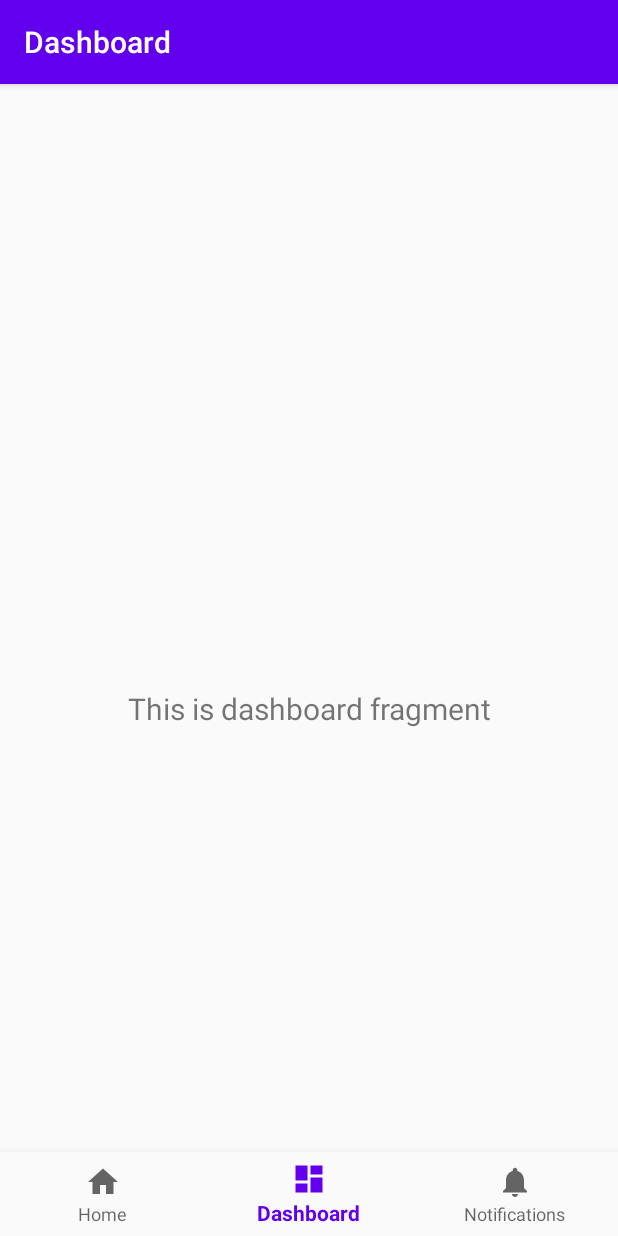
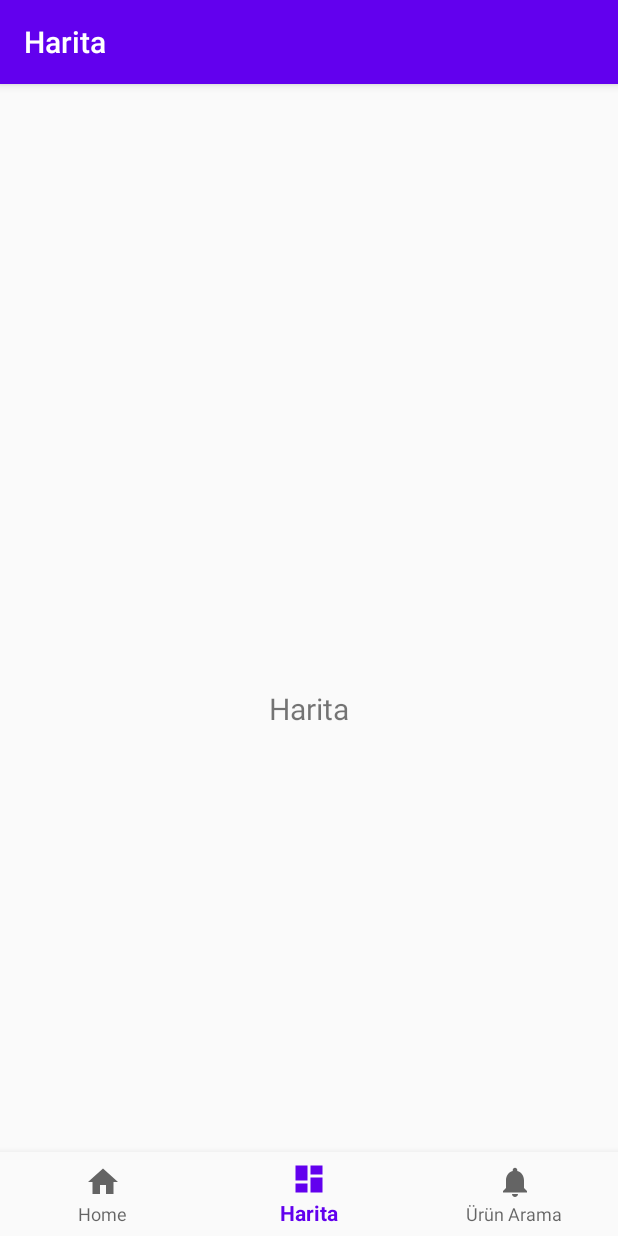
Before and after one commit to mbdemirkan/marna, an Android app: the MapFragment screen opened through its navigation route, item 2 of the bottom bar chosen, on a phone screen of 412 x 824 dp. Run offline under Robolectric (Android 15) with nearby library versions, the phone set to English and light mode, and no system bars; our stand-ins replace navigation-ui.

Commit message:
change default

```diff
--- a/app/src/main/java/com/softtech/marna/MainActivity.java
+++ b/app/src/main/java/com/softtech/marna/MainActivity.java
@@ -20,7 +20,7 @@ public class MainActivity extends AppCompatActivity {
         // Passing each menu ID as a set of Ids because each
         // menu should be considered as top level destinations.
         AppBarConfiguration appBarConfiguration = new AppBarConfiguration.Builder(
-                R.id.navigation_home, R.id.navigation_dashboard, R.id.navigation_notifications)
+                R.id.navigation_home, R.id.navigation_map, R.id.navigation_search)
                 .build();
         NavController navController = Navigation.findNavController(this, R.id.nav_host_fragment);
         NavigationUI.setupActionBarWithNavController(this, navController, appBarConfiguration);
--- a/app/src/main/java/com/softtech/marna/ui/notifications/NotificationsFragment.java
+++ b/app/src/main/java/com/softtech/marna/ui/map/MapFragment.java
@@ -1,4 +1,4 @@
-package com.softtech.marna.ui.notifications;
+package com.softtech.marna.ui.map;
 
 import android.os.Bundle;
 import android.view.LayoutInflater;
@@ -14,17 +14,17 @@ import androidx.lifecycle.ViewModelProviders;
 
 import com.softtech.marna.R;
 
-public class NotificationsFragment extends Fragment {
+public class MapFragment extends Fragment {
 
-    private NotificationsViewModel notificationsViewModel;
+    private MapViewModel mapViewModel;
 
     public View onCreateView(@NonNull LayoutInflater inflater,
                              ViewGroup container, Bundle savedInstanceState) {
-        notificationsViewModel =
-                ViewModelProviders.of(this).get(NotificationsViewModel.class);
-        View root = inflater.inflate(R.layout.fragment_notifications, container, false);
-        final TextView textView = root.findViewById(R.id.text_notifications);
-        notificationsViewModel.getText().observe(getViewLifecycleOwner(), new Observer<String>() {
+        mapViewModel =
+                ViewModelProviders.of(this).get(MapViewModel.class);
+        View root = inflater.inflate(R.layout.fragment_map, container, false);
+        final TextView textView = root.findViewById(R.id.text_map);
+        mapViewModel.getText().observe(getViewLifecycleOwner(), new Observer<String>() {
             @Override
             public void onChanged(@Nullable String s) {
                 textView.setText(s);
--- a/app/src/main/java/com/softtech/marna/ui/notifications/NotificationsViewModel.java
+++ b/app/src/main/java/com/softtech/marna/ui/map/MapViewModel.java
@@ -1,16 +1,16 @@
-package com.softtech.marna.ui.notifications;
+package com.softtech.marna.ui.map;
 
 import androidx.lifecycle.LiveData;
 import androidx.lifecycle.MutableLiveData;
 import androidx.lifecycle.ViewModel;
 
-public class NotificationsViewModel extends ViewModel {
+public class MapViewModel extends ViewModel {
 
     private MutableLiveData<String> mText;
 
-    public NotificationsViewModel() {
+    public MapViewModel() {
         mText = new MutableLiveData<>();
-        mText.setValue("This is notifications fragment");
+        mText.setValue("Harita");
     }
 
     public LiveData<String> getText() {
--- a/app/src/main/java/com/softtech/marna/ui/dashboard/DashboardFragment.java
+++ b/app/src/main/java/com/softtech/marna/ui/notifications/SearchFragment.java
@@ -1,4 +1,4 @@
-package com.softtech.marna.ui.dashboard;
+package com.softtech.marna.ui.notifications;
 
 import android.os.Bundle;
 import android.view.LayoutInflater;
@@ -14,17 +14,17 @@ import androidx.lifecycle.ViewModelProviders;
 
 import com.softtech.marna.R;
 
-public class DashboardFragment extends Fragment {
+public class SearchFragment extends Fragment {
 
-    private DashboardViewModel dashboardViewModel;
+    private SearchViewModel searchViewModel;
 
     public View onCreateView(@NonNull LayoutInflater inflater,
                              ViewGroup container, Bundle savedInstanceState) {
-        dashboardViewModel =
-                ViewModelProviders.of(this).get(DashboardViewModel.class);
-        View root = inflater.inflate(R.layout.fragment_dashboard, container, false);
-        final TextView textView = root.findViewById(R.id.text_dashboard);
-        dashboardViewModel.getText().observe(getViewLifecycleOwner(), new Observer<String>() {
+        searchViewModel =
+                ViewModelProviders.of(this).get(SearchViewModel.class);
+        View root = inflater.inflate(R.layout.fragment_search, container, false);
+        final TextView textView = root.findViewById(R.id.text_notifications);
+        searchViewModel.getText().observe(getViewLifecycleOwner(), new Observer<String>() {
             @Override
             public void onChanged(@Nullable String s) {
                 textView.setText(s);
--- a/app/src/main/java/com/softtech/marna/ui/dashboard/DashboardViewModel.java
+++ b/app/src/main/java/com/softtech/marna/ui/notifications/SearchViewModel.java
@@ -1,16 +1,16 @@
-package com.softtech.marna.ui.dashboard;
+package com.softtech.marna.ui.notifications;
 
 import androidx.lifecycle.LiveData;
 import androidx.lifecycle.MutableLiveData;
 import androidx.lifecycle.ViewModel;
 
-public class DashboardViewModel extends ViewModel {
+public class SearchViewModel extends ViewModel {
 
     private MutableLiveData<String> mText;
 
-    public DashboardViewModel() {
+    public SearchViewModel() {
         mText = new MutableLiveData<>();
-        mText.setValue("This is dashboard fragment");
+        mText.setValue("Ürün Arama");
     }
 
     public LiveData<String> getText() {
--- a/app/src/main/res/layout/fragment_dashboard.xml
+++ b/app/src/main/res/layout/fragment_map.xml
@@ -4,10 +4,10 @@
     xmlns:tools="http://schemas.android.com/tools"
     android:layout_width="match_parent"
     android:layout_height="match_parent"
-    tools:context=".ui.dashboard.DashboardFragment">
+    tools:context=".ui.map.MapFragment">
 
     <TextView
-        android:id="@+id/text_dashboard"
+        android:id="@+id/text_map"
         android:layout_width="match_parent"
         android:layout_height="wrap_content"
         android:layout_marginStart="8dp"
--- a/app/src/main/res/layout/fragment_notifications.xml
+++ b/app/src/main/res/layout/fragment_search.xml
@@ -4,7 +4,7 @@
     xmlns:tools="http://schemas.android.com/tools"
     android:layout_width="match_parent"
     android:layout_height="match_parent"
-    tools:context=".ui.notifications.NotificationsFragment">
+    tools:context=".ui.notifications.SearchFragment">
 
     <TextView
         android:id="@+id/text_notifications"
--- a/app/src/main/res/menu/bottom_nav_menu.xml
+++ b/app/src/main/res/menu/bottom_nav_menu.xml
@@ -7,13 +7,13 @@
         android:title="@string/title_home" />
 
     <item
-        android:id="@+id/navigation_dashboard"
+        android:id="@+id/navigation_map"
         android:icon="@drawable/ic_dashboard_black_24dp"
-        android:title="@string/title_dashboard" />
+        android:title="@string/title_map" />
 
     <item
-        android:id="@+id/navigation_notifications"
+        android:id="@+id/navigation_search"
         android:icon="@drawable/ic_notifications_black_24dp"
-        android:title="@string/title_notifications" />
+        android:title="@string/title_search" />
 
 </menu>
--- a/app/src/main/res/navigation/mobile_navigation.xml
+++ b/app/src/main/res/navigation/mobile_navigation.xml
@@ -12,14 +12,14 @@
         tools:layout="@layout/fragment_home" />
 
     <fragment
-        android:id="@+id/navigation_dashboard"
-        android:name="com.softtech.marna.ui.dashboard.DashboardFragment"
-        android:label="@string/title_dashboard"
-        tools:layout="@layout/fragment_dashboard" />
+        android:id="@+id/navigation_map"
+        android:name="com.softtech.marna.ui.map.MapFragment"
+        android:label="@string/title_map"
+        tools:layout="@layout/fragment_map" />
 
     <fragment
-        android:id="@+id/navigation_notifications"
-        android:name="com.softtech.marna.ui.notifications.NotificationsFragment"
-        android:label="@string/title_notifications"
-        tools:layout="@layout/fragment_notifications" />
+        android:id="@+id/navigation_search"
+        android:name="com.softtech.marna.ui.notifications.SearchFragment"
+        android:label="@string/title_search"
+        tools:layout="@layout/fragment_search" />
 </navigation>
--- a/app/src/main/res/values/strings.xml
+++ b/app/src/main/res/values/strings.xml
@@ -1,6 +1,6 @@
 <resources>
     <string name="app_name">Marna</string>
     <string name="title_home">Home</string>
-    <string name="title_dashboard">Dashboard</string>
-    <string name="title_notifications">Notifications</string>
+    <string name="title_map">Harita</string>
+    <string name="title_search">Ürün Arama</string>
 </resources>
```
